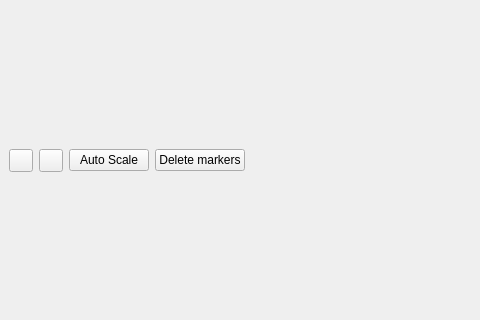
Above: mainwindow.ui from bdotgeorge/VisualLas before the change; both pictures show x 0 to 480 and y 138 to 458 of the 800 by 600 pixel window. Below: the same form after it.
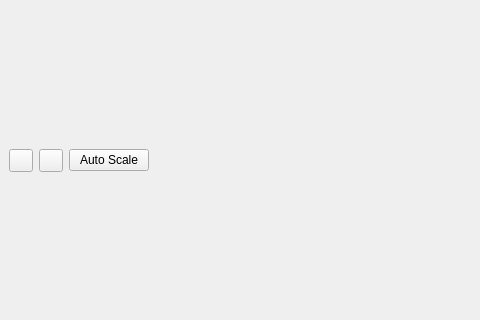
That is the form after the change.

Commit message: Remove btn

```diff
--- a/mainwindow.ui
+++ b/mainwindow.ui
@@ -41,13 +41,6 @@
         </property>
        </widget>
       </item>
-      <item>
-       <widget class="QPushButton" name="markerDeleteBtn">
-        <property name="text">
-         <string>Delete markers</string>
-        </property>
-       </widget>
-      </item>
       <item>
        <spacer name="horizontalSpacer">
         <property name="orientation">
```
The commit also changes 1 other file.
